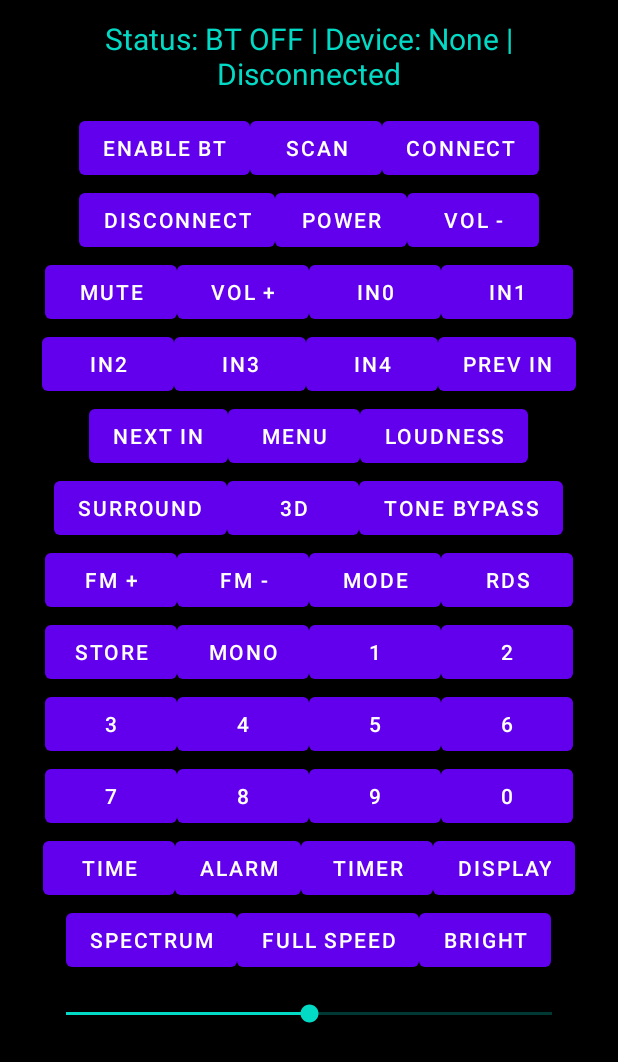
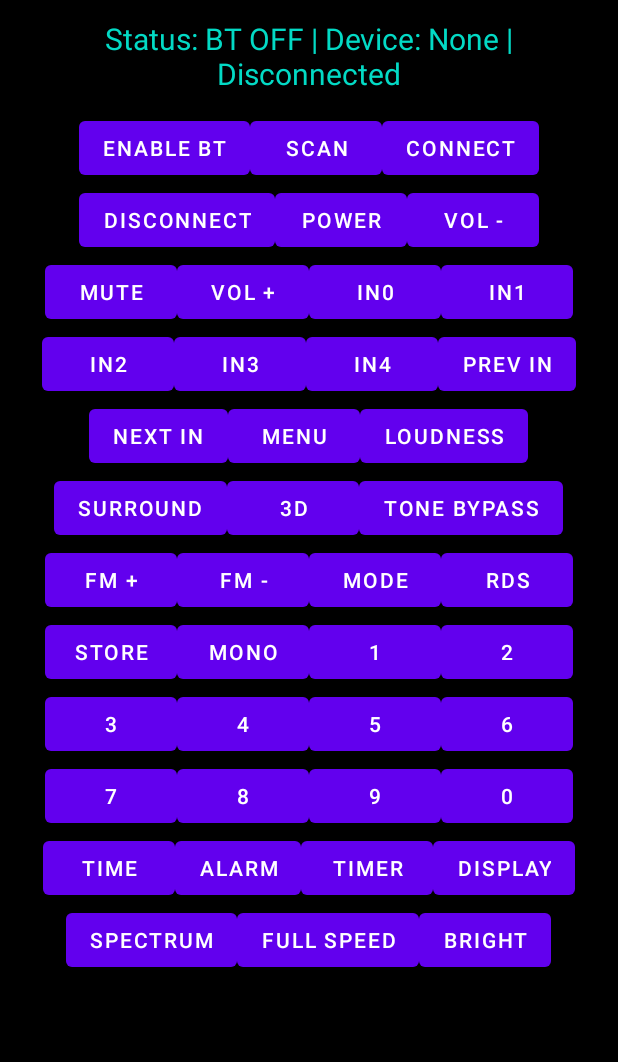
Before and after one commit to audibinnovation/Audib_Remort, an Android app built with Jetpack Compose: the screen it shows after launch (MainActivity), on a phone screen of 412 x 824 dp. Shown: the top 1062 px of the screen. Run offline under Robolectric (Android 15) with nearby library versions, the phone set to English and light mode, and no system bars; our stand-ins replace FlexboxLayout.

Commit message:
Update activity_main.xml

```diff
--- a/AudibRemote/app/src/main/res/layout/activity_main.xml
+++ b/AudibRemote/app/src/main/res/layout/activity_main.xml
@@ -335,14 +335,6 @@
             android:layout_width="wrap_content"
             android:layout_height="wrap_content"
             android:text="@string/bright"/>
-        <SeekBar
-            android:id="@+id/volumeSeekBar"
-            android:layout_width="match_parent"
-            android:layout_height="wrap_content"
-            android:layout_margin="16dp"
-            android:max="100"
-            android:progress="50"
-            android:layout_gravity="bottom"
-            android:theme="@style/Widget.AppCompat.SeekBar" />
+
     </com.google.android.flexbox.FlexboxLayout>
 </ScrollView>
```
